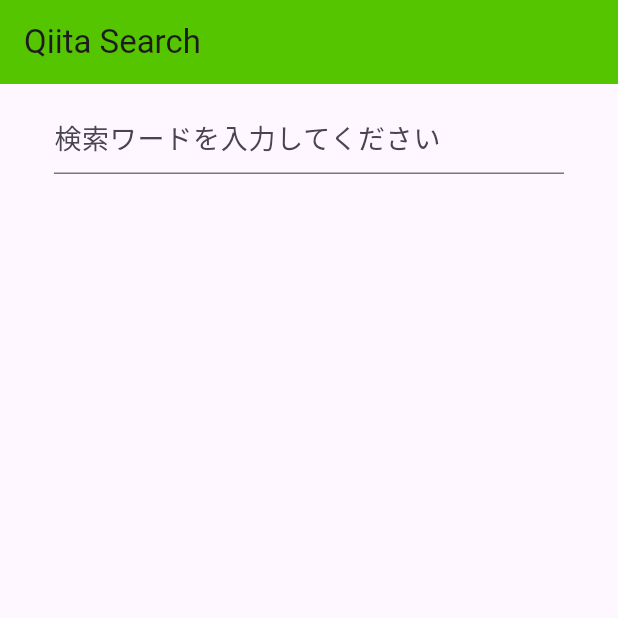
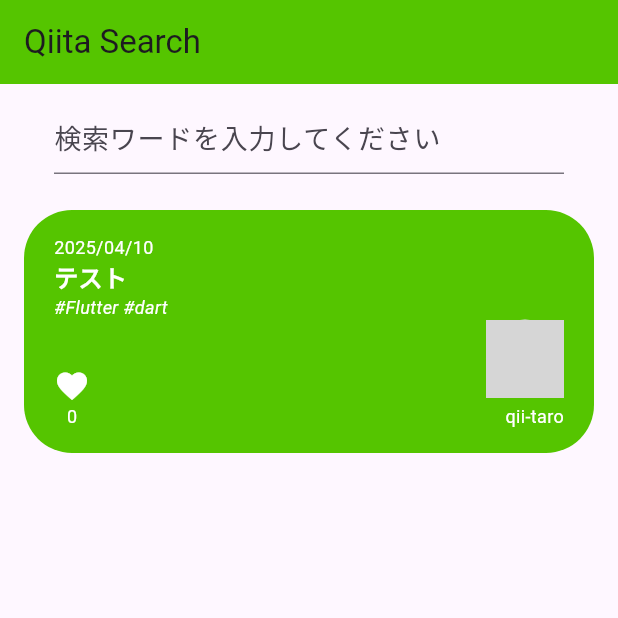
Before and after one commit to maton369/Flutter_Practice, a Flutter app: the screen it shows after launch, on a phone screen of 412 x 824 dp, the top half of it. Run offline on Flutter 3.47's test engine with Material 3 defaults, Android fonts, the phone set to English and light mode, and no system bars; our stand-ins replace flutter_dotenv; network calls fail; grey boxes are pictures that could not be loaded.

Commit message:
[Add] 一覧表示

```diff
--- a/lib/models/user.dart
+++ b/lib/models/user.dart
@@ -1,9 +1,6 @@
 class User {
   // コンストラクタ
-  User({
-    required this.id,
-    required this.profileImageUrl,
-  });
+  User({required this.id, required this.profileImageUrl});
 
   // プロパティ
   final String id;
--- a/lib/screens/search_screen.dart
+++ b/lib/screens/search_screen.dart
@@ -1,8 +1,10 @@
 import 'package:flutter/material.dart';
 import 'dart:convert';
+import '/models/user.dart';
 import 'package:http/http.dart' as http; // httpという変数を通して、httpパッケージにアクセス
 import 'package:flutter_dotenv/flutter_dotenv.dart';
 import 'package:my_first_application/models/article.dart';
+import 'package:my_first_application/widgets/article_container.dart';
 
 class SearchScreen extends StatefulWidget {
   const SearchScreen({super.key});
@@ -17,35 +19,45 @@ class _SearchScreenState extends State<SearchScreen> {
   @override
   Widget build(BuildContext context) {
     return Scaffold(
-      appBar: AppBar(
-        title: const Text('Qiita Search'),
-      ),
+      appBar: AppBar(title: const Text('Qiita Search')),
       body: Column(
         children: [
           // 検索ボックス
-        Padding( // ← Paddingで囲む
-          padding: const EdgeInsets.symmetric(
-            vertical: 12,
-            horizontal: 36,
-          ),
+          Padding(
+            // ← Paddingで囲む
+            padding: const EdgeInsets.symmetric(vertical: 12, horizontal: 36),
             child: TextField(
-            style: TextStyle( // ← TextStyleを渡す
+              style: TextStyle(
+                // ← TextStyleを渡す
                 fontSize: 18,
                 color: Colors.black,
               ),
-            decoration: InputDecoration( // ← InputDecorationを渡す
+              decoration: InputDecoration(
+                // ← InputDecorationを渡す
                 hintText: '検索ワードを入力してください',
               ),
               onSubmitted: (String value) async {
                 final results = await searchQiita(value); // ← 検索処理を実行する
-              setState(()=>articles = results); // 検索結果を代入
+                setState(() => articles = results); // 検索結果を代入
               },
             ),
           ),
           // 検索結果一覧
+          ArticleContainer(
+            article: Article(
+              title: 'テスト',
+              user: User(
+                id: 'qii-taro',
+                profileImageUrl:
+                    'https://firebasestorage.googleapis.com/v0/b/gs-expansion-test.appspot.com/o/unknown_person.png?alt=media',
+              ),
+              createdAt: DateTime.now(),
+              tags: ['Flutter', 'dart'],
+              url: 'https://example.com',
+            ),
+          ),
         ],
       ),
-
     );
   }
 }
@@ -61,9 +73,10 @@ Future<List<Article>> searchQiita(String keyword) async {
   final String token = dotenv.env['QIITA_ACCESS_TOKEN'] ?? '';
 
   // 2. Qiita APIにリクエストを送る
-  final http.Response res = await http.get(uri, headers: {
-    'Authorization': 'Bearer $token',
-  });
+  final http.Response res = await http.get(
+    uri,
+    headers: {'Authorization': 'Bearer $token'},
+  );
 
   // 3. 戻り値をArticleクラスの配列に変換
   // 4. 変換したArticleクラスの配列を返す(returnする)
--- a/lib/widgets/article_container.dart
+++ b/lib/widgets/article_container.dart
@@ -0,0 +1,92 @@
+import 'package:flutter/material.dart';
+import 'package:intl/intl.dart';
+import 'package:my_first_application/models/article.dart';
+
+class ArticleContainer extends StatelessWidget {
+  const ArticleContainer({super.key, required this.article});
+
+  final Article article;
+
+  @override
+  Widget build(BuildContext context) {
+    return Padding(
+      padding: const EdgeInsets.symmetric(vertical: 12, horizontal: 16),
+      child: Container(
+        padding: const EdgeInsets.symmetric(
+          // ← 内側の余白を指定
+          horizontal: 20,
+          vertical: 16,
+        ),
+        decoration: const BoxDecoration(
+          color: Color(0xFF55C500), // ← 背景色を指定
+          borderRadius: BorderRadius.all(
+            Radius.circular(32), // ← 角丸を設定
+          ),
+        ),
+        child: Column(
+          crossAxisAlignment: CrossAxisAlignment.start,
+          children: [
+            // 投稿日
+            Text(
+              DateFormat('yyyy/MM/dd').format(article.createdAt),
+              style: const TextStyle(color: Colors.white, fontSize: 12),
+            ),
+            // タイトル
+            Text(
+              article.title,
+              maxLines: 2,
+              overflow: TextOverflow.ellipsis,
+              style: const TextStyle(
+                fontSize: 16,
+                fontWeight: FontWeight.bold,
+                color: Colors.white,
+              ),
+            ),
+            // タグ
+            Text(
+              '#${article.tags.join(' #')}',
+              style: const TextStyle(
+                fontSize: 12,
+                color: Colors.white,
+                fontStyle: FontStyle.italic,
+              ),
+            ),
+            Row(
+              mainAxisAlignment: MainAxisAlignment.spaceBetween,
+              crossAxisAlignment: CrossAxisAlignment.end,
+              children: [
+                // ハートアイコンといいね数
+                Column(
+                  children: [
+                    const Icon(Icons.favorite, color: Colors.white),
+                    Text(
+                      article.likesCount.toString(),
+                      style: const TextStyle(fontSize: 12, color: Colors.white),
+                    ),
+                  ],
+                ),
+                // 投稿者のアイコンと投稿者名
+                Column(
+                  crossAxisAlignment: CrossAxisAlignment.end,
+                  children: [
+                    CircleAvatar(
+                      radius: 26,
+                      backgroundImage: NetworkImage(
+                        article.user.profileImageUrl,
+                      ),
+                    ),
+                    const SizedBox(height: 4),
+                    Text(
+                      article.user.id,
+                      style: const TextStyle(fontSize: 12, color: Colors.white),
+                    ),
+                  ],
+                ),
+              ],
+            ),
+          ],
+        ),
+      ),
+    );
+  }
+}
--- a/pubspec.yaml
+++ b/pubspec.yaml
@@ -36,6 +36,7 @@ dependencies:
   cupertino_icons: ^1.0.8
   flutter_dotenv: ^5.2.1
   http: ^1.3.0
+  intl: ^0.20.2
 
 dev_dependencies:
   flutter_test:
```
Also changed, not shown: lib/main.dart (+7 -9 lines), lib/models/article.dart (+6 -2 lines), pubspec.lock. Lines whose indentation alone changed are shown as unchanged.
